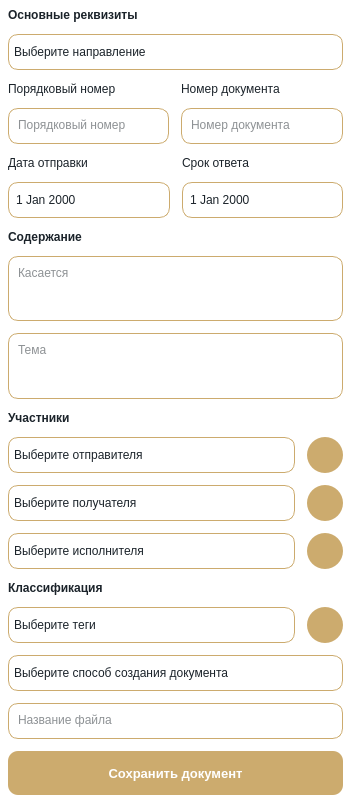
Above: client/ui/documents/create/document_create_dialog.ui from lerakaplich/Documents before the change. Below: the same form after it.
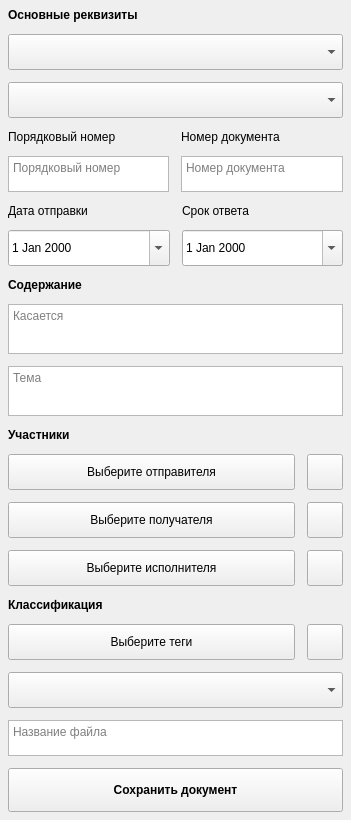
That is the form after the change. Icons and pictures are not drawn.

The edit to the form file:
```diff
--- a/client/ui/documents/create/document_create_dialog.ui
+++ b/client/ui/documents/create/document_create_dialog.ui
@@ -25,21 +25,21 @@
   <property name="styleSheet">
    <string notr="true">
 QWidget {
-    background-color: #FFFFFF;
+    background-color: {BG_CARD};
 }
 QLabel {
-    color: #1B232A;
+    color: {TEXT_PRIMARY};
 }
 QLabel[bold="true"] {
     font-weight: bold;
-    color: #1B232A;
+    color: {TEXT_PRIMARY};
 }
 QComboBox, QTextEdit, QDateEdit, QTextBrowser {
     border-radius: 10px;
-    border: 1px solid #CCAB6E;
+    border: 1px solid {ACCENT_PRIMARY};
     padding: 5px;
-    background-color: white;
-    color: #1B232A;
+    background-color: {BG_INPUT};
+    color: {TEXT_PRIMARY};
 }
 QComboBox:hover, QTextEdit:hover, QDateEdit:hover, QTextBrowser:hover {
     border: 1px solid #998664;
@@ -71,7 +71,6 @@
     height: 18px;
     margin-right: 8px;
 }
-
 QComboBox::down-arrow {
     image: url(D:/Documents/client/icons/down_arrow.svg);
     width: 16px;
@@ -79,11 +78,12 @@
     margin-right: 6px;
 }
 
-/* ===== СТИЛИ ДЛЯ КНОПОК С ПЛЮСОМ ===== */
+
+/* ===== КНОПКИ С ПЛЮСОМ ===== */
 QPushButton#btnAddSender, QPushButton#btnAddExecutor,
 QPushButton#btnAddReceiver, QPushButton#btnAddTag {
     border-radius: 18px;
-    background-color: #CCAB6E;
+    background-color: {ACCENT_PRIMARY};
     border: none;
     min-width: 36px;
     min-height: 36px;
@@ -91,338 +91,317 @@
     max-height: 36px;
     padding: 0px;
 }
-
 QPushButton#btnAddSender:hover, QPushButton#btnAddExecutor:hover,
 QPushButton#btnAddReceiver:hover, QPushButton#btnAddTag:hover {
     background-color: #998664;
 }
-
 QPushButton#btnAddSender:pressed, QPushButton#btnAddExecutor:pressed,
 QPushButton#btnAddReceiver:pressed, QPushButton#btnAddTag:pressed {
     background-color: #7A6A50;
 }
-
-/* Иконка плюса - белая, с прозрачным фоном */
 QPushButton#btnAddSender::icon, QPushButton#btnAddExecutor::icon,
 QPushButton#btnAddReceiver::icon, QPushButton#btnAddTag::icon {
     width: 24px;
     height: 24px;
 }
-
-/* Отключаем затемнение иконки при наведении */
 QPushButton#btnAddSender::icon:hover, QPushButton#btnAddExecutor::icon:hover,
 QPushButton#btnAddReceiver::icon:hover, QPushButton#btnAddTag::icon:hover {
     background-color: transparent;
 }
 
-/* ===== СТИЛИ ДЛЯ ВЫПАДАЮЩИХ СПИСКОВ QComboBox ===== */
+/* ===== КНОПКИ-ВЫБОРЫ (отправитель / получатель / исполнитель / теги) ===== */
+QPushButton#btn_sender, QPushButton#btn_receiver,
+QPushButton#btnExecutor, QPushButton#btn_tag {
+    border-radius: 10px;
+    border: 1px solid {ACCENT_PRIMARY};
+    padding: 5px;
+    text-align: left;
+    background-color: {BG_INPUT};
+    color: {TEXT_PRIMARY};
+}
+QPushButton#btn_sender:hover, QPushButton#btn_receiver:hover,
+QPushButton#btnExecutor:hover, QPushButton#btn_tag:hover {
+    border: 1px solid {ACCENT_HOVER_SOFT};
+    background-color: {BG_HOVER_ACCENT_SOFT};
+}
+QPushButton#btn_sender:focus, QPushButton#btn_receiver:focus,
+QPushButton#btnExecutor:focus, QPushButton#btn_tag:focus {
+    border: 2px solid {ACCENT_PRIMARY};
+}
+
+/* ===== КНОПКА СОХРАНЕНИЯ ===== */
+QPushButton#btn_attach {
+    border-radius: 10px;
+    background-color: {ACCENT_PRIMARY};
+    color: {TEXT_ON_ACCENT};
+    border: none;
+    font-weight: bold;
+    font-size: 13px;
+}
+QPushButton#btn_attach:hover {
+    background-color: {ACCENT_HOVER_SOFT};
+}
+QPushButton#btn_attach:pressed {
+    background-color: {ACCENT_PRESSED_DEEP};
+}
+
+/* ===== ВЫПАДАЮЩИЕ СПИСКИ QComboBox ===== */
 QComboBox QAbstractItemView {
     border-radius: 6px;
-    background-color: white;
-    color: #1B232A;
+    background-color: {BG_CARD};
+    color: {TEXT_PRIMARY};
     padding: 4px;
     outline: none;
-    border: 1px solid #CCAB6E;
+    border: 1px solid {ACCENT_PRIMARY};
 }
-
 QComboBox QAbstractItemView::item {
     padding: 8px;
-    color: #1B232A;
+    color: {TEXT_PRIMARY};
     border: none;
     outline: none;
 }
-
 QComboBox QAbstractItemView::item:hover {
-    background-color: #e3f2fd;
-    color: #1B232A;
+    background-color: {ACCENT_SELECTION_BG};
+    color: {TEXT_PRIMARY};
 }
-
 QComboBox QAbstractItemView::item:selected {
-    background-color: #e3f2fd;
-    color: #1B232A;
+    background-color: {ACCENT_SELECTION_BG};
+    color: {TEXT_PRIMARY};
 }
-
 QComboBox QAbstractItemView::item:focus {
     outline: none;
     border: none;
 }
 
-/* ===== СТИЛИ ДЛЯ КАЛЕНДАРЯ QCalendarWidget ===== */
+/* ===== КАЛЕНДАРЬ QCalendarWidget ===== */
 QCalendarWidget {
-    background-color: white;
+    background-color: {BG_CARD};
     border-radius: 8px;
-    border: 1px solid #CCAB6E;
+    border: 1px solid {ACCENT_PRIMARY};
 }
-
-/* Месяц/год - белый фон, черный текст */
 QCalendarWidget QWidget#qt_calendar_navigationbar {
-    background-color: white;
-    color: #1B232A;
+    background-color: {BG_CARD};
+    color: {TEXT_PRIMARY};
     border-radius: 8px 8px 0 0;
 }
-
-/* Контейнер навигации */
 QCalendarWidget QWidget {
-    background-color: white;
-    color: #1B232A;
+    background-color: {BG_CARD};
+    color: {TEXT_PRIMARY};
 }
-
-/* Кнопки навигации (стрелки) - черные, без фона */
 QCalendarWidget QToolButton#qt_calendar_prevmonth,
 QCalendarWidget QToolButton#qt_calendar_nextmonth {
     background-color: transparent;
-    color: #1B232A;
+    color: {TEXT_PRIMARY};
     border: none;
     border-radius: 4px;
     padding: 4px 8px;
     font-size: 16px;
     font-weight: bold;
 }
-
 QCalendarWidget QToolButton#qt_calendar_prevmonth:hover,
 QCalendarWidget QToolButton#qt_calendar_nextmonth:hover {
     background-color: #e3f2fd;
 }
-
 QCalendarWidget QToolButton#qt_calendar_prevmonth:pressed,
 QCalendarWidget QToolButton#qt_calendar_nextmonth:pressed {
     background-color: #d0d0d0;
 }
-
-/* Кнопка с месяцем (для выбора месяца) */
 QCalendarWidget QToolButton#qt_calendar_monthbutton {
-    background-color: white;
-    color: #1B232A;
+    background-color: {BG_CARD};
+    color: {TEXT_PRIMARY};
     border: none;
     border-radius: 4px;
     padding: 4px 12px;
     font-weight: bold;
 }
-
 QCalendarWidget QToolButton#qt_calendar_monthbutton:hover {
     background-color: #e3f2fd;
 }
-
-/* Кнопка с годом (для выбора года) */
 QCalendarWidget QToolButton#qt_calendar_yearbutton {
-    background-color: white;
-    color: #1B232A;
+    background-color: {BG_CARD};
+    color: {TEXT_PRIMARY};
     border: none;
     border-radius: 4px;
     padding: 4px 12px;
     font-weight: bold;
 }
-
 QCalendarWidget QToolButton#qt_calendar_yearbutton:hover {
     background-color: #e3f2fd;
 }
-
-/* Меню выбора месяца/года */
 QCalendarWidget QMenu {
-    background-color: white;
-    border: 1px solid #CCAB6E;
+    background-color: {BG_CARD};
+    border: 1px solid {ACCENT_PRIMARY};
     border-radius: 6px;
-    color: #1B232A;
+    color: {TEXT_PRIMARY};
 }
-
 QCalendarWidget QMenu::item {
     padding: 6px 20px;
     border-radius: 4px;
 }
-
 QCalendarWidget QMenu::item:selected {
-    background-color: #e3f2fd;
-    color: #1B232A;
+    background-color: {ACCENT_SELECTION_BG};
+    color: {TEXT_PRIMARY};
 }
-
-/* Дни недели (шапка) - золотой фон, белый текст */
 QCalendarWidget QWidget#qt_calendar_weekday {
-    color: white;
+    color: {TEXT_ON_ACCENT};
     font-weight: bold;
-    background-color: #CCAB6E;
+    background-color: {ACCENT_PRIMARY};
     padding: 4px;
 }
-
-/* Ячейки дней */
 QCalendarWidget QToolButton#qt_calendar_day {
     border: none;
     border-radius: 4px;
     padding: 4px;
-    color: #1B232A;
+    color: {TEXT_PRIMARY};
     background-color: transparent;
 }
-
 QCalendarWidget QToolButton#qt_calendar_day:hover {
-    background-color: #e3f2fd;
-    color: #1B232A;
+    background-color: {ACCENT_SELECTION_BG};
+    color: {TEXT_PRIMARY};
 }
-
-/* Выбранная дата - золотой фон, белый текст */
 QCalendarWidget QToolButton#qt_calendar_day:checked {
-    background-color: #CCAB6E;
-    color: white;
+    background-color: {ACCENT_PRIMARY};
+    color: {TEXT_ON_ACCENT};
     border-radius: 4px;
 }
-
 QCalendarWidget QToolButton#qt_calendar_day:checked:hover {
     background-color: #998664;
 }
-
-/* Дни других месяцев - серый текст */
 QCalendarWidget QToolButton#qt_calendar_day:disabled {
-    color: #B0B0B0;
+    color: {TEXT_DISABLED};
 }
-
-/* Сегодняшняя дата - красный фон, белый текст */
 QCalendarWidget QToolButton#qt_calendar_day[property="isToday"] {
-    background-color: #D22730;
-    color: white;
+    background-color: {ACCENT_DANGER};
+    color: {TEXT_ON_ACCENT};
     border-radius: 4px;
 }
-
 QCalendarWidget QToolButton#qt_calendar_day[property="isToday"]:hover {
     background-color: #862633;
 }
-
 QCalendarWidget QToolButton#qt_calendar_day[property="isToday"]:pressed {
     background-color: #6a1e29;
 }
-
-/* Если сегодняшняя дата выбрана - приоритет у выбранной */
 QCalendarWidget QToolButton#qt_calendar_day[property="isToday"]:checked {
-    background-color: #CCAB6E;
-    color: white;
+    background-color: {ACCENT_PRIMARY};
+    color: {TEXT_ON_ACCENT};
 }
-
 QCalendarWidget QToolButton#qt_calendar_day[property="isToday"]:checked:hover {
     background-color: #998664;
 }
 
-/* ===== СТИЛИ ДЛЯ КАЛЕНДАРЯ В QDateEdit (попап) ===== */
+/* ===== КАЛЕНДАРЬ В QDateEdit (попап) ===== */
 QDateEdit QCalendarWidget {
-    background-color: white;
+    background-color: {BG_CARD};
     border-radius: 8px;
-    border: 1px solid #CCAB6E;
+    border: 1px solid {ACCENT_PRIMARY};
 }
-
-/* Навигационная панель в попапе */
 QDateEdit QCalendarWidget QWidget#qt_calendar_navigationbar {
-    background-color: white;
-    color: #1B232A;
+    background-color: {BG_CARD};
+    color: {TEXT_PRIMARY};
     border-radius: 8px 8px 0 0;
 }
-
 QDateEdit QCalendarWidget QWidget {
-    background-color: white;
-    color: #1B232A;
+    background-color: {BG_CARD};
+    color: {TEXT_PRIMARY};
 }
-
-/* Стрелки навигации в попапе */
 QDateEdit QCalendarWidget QToolButton#qt_calendar_prevmonth,
 QDateEdit QCalendarWidget QToolButton#qt_calendar_nextmonth {
     background-color: transparent;
-    color: #1B232A;
+    color: {TEXT_PRIMARY};
     border: none;
     border-radius: 4px;
     padding: 4px 8px;
     font-size: 16px;
     font-weight: bold;
 }
-
 QDateEdit QCalendarWidget QToolButton#qt_calendar_prevmonth:hover,
 QDateEdit QCalendarWidget QToolButton#qt_calendar_nextmonth:hover {
     background-color: #e3f2fd;
 }
-
-/* Кнопка месяца в попапе */
+QDateEdit QCalendarWidget QToolButton#qt_calendar_prevmonth:pressed,
+QDateEdit QCalendarWidget QToolButton#qt_calendar_nextmonth:pressed {
+    background-color: {BG_PRESSED_CALENDAR};
+}
 QDateEdit QCalendarWidget QToolButton#qt_calendar_monthbutton {
-    background-color: white;
-    color: #1B232A;
+    background-color: {BG_CARD};
+    color: {TEXT_PRIMARY};
     border: none;
     border-radius: 4px;
     padding: 4px 12px;
     font-weight: bold;
 }
-
 QDateEdit QCalendarWidget QToolButton#qt_calendar_monthbutton:hover {
     background-color: #e3f2fd;
 }
-
-/* Кнопка года в попапе */
 QDateEdit QCalendarWidget QToolButton#qt_calendar_yearbutton {
-    background-color: white;
-    color: #1B232A;
+    background-color: {BG_CARD};
+    color: {TEXT_PRIMARY};
     border: none;
     border-radius: 4px;
     padding: 4px 12px;
     font-weight: bold;
 }
-
 QDateEdit QCalendarWidget QToolButton#qt_calendar_yearbutton:hover {
     background-color: #e3f2fd;
 }
-
-/* Дни недели в попапе - золотой фон, белый текст */
 QDateEdit QCalendarWidget QWidget#qt_calendar_weekday {
-    color: white;
+    color: {TEXT_ON_ACCENT};
     font-weight: bold;
-    background-color: #CCAB6E;
+    background-color: {ACCENT_PRIMARY};
     padding: 4px;
 }
-
-/* Ячейки дней в попапе */
 QDateEdit QCalendarWidget QToolButton#qt_calendar_day {
     border: none;
     border-radius: 4px;
     padding: 4px;
-    color: #1B232A;
+    color: {TEXT_PRIMARY};
     background-color: transparent;
 }
-
 QDateEdit QCalendarWidget QToolButton#qt_calendar_day:hover {
-    background-color: #e3f2fd;
-    color: #1B232A;
+    background-color: {ACCENT_SELECTION_BG};
+    color: {TEXT_PRIMARY};
 }
-
-/* Выбранная дата в попапе */
 QDateEdit QCalendarWidget QToolButton#qt_calendar_day:checked {
-    background-color: #CCAB6E;
-    color: white;
+    background-color: {ACCENT_PRIMARY};
+    color: {TEXT_ON_ACCENT};
     border-radius: 4px;
 }
-
 QDateEdit QCalendarWidget QToolButton#qt_calendar_day:checked:hover {
     background-color: #998664;
 }
-
-/* Дни других месяцев в попапе */
 QDateEdit QCalendarWidget QToolButton#qt_calendar_day:disabled {
-    color: #B0B0B0;
+    color: {TEXT_DISABLED};
 }
-
-/* Сегодняшняя дата в попапе - красный фон, белый текст */
 QDateEdit QCalendarWidget QToolButton#qt_calendar_day[property="isToday"] {
-    background-color: #D22730;
-    color: white;
+    background-color: {ACCENT_DANGER};
+    color: {TEXT_ON_ACCENT};
     border-radius: 4px;
 }
-
 QDateEdit QCalendarWidget QToolButton#qt_calendar_day[property="isToday"]:hover {
     background-color: #862633;
 }
-
 QDateEdit QCalendarWidget QToolButton#qt_calendar_day[property="isToday"]:pressed {
     background-color: #6a1e29;
 }
-
-/* Если сегодняшняя дата выбрана в попапе - приоритет у выбранной */
 QDateEdit QCalendarWidget QToolButton#qt_calendar_day[property="isToday"]:checked {
-    background-color: #CCAB6E;
-    color: white;
+    background-color: {ACCENT_PRIMARY};
+    color: {TEXT_ON_ACCENT};
 }
-
 QDateEdit QCalendarWidget QToolButton#qt_calendar_day[property="isToday"]:checked:hover {
-    background-color: #998664;
+    background-color: {ACCENT_HOVER_SOFT};
+}
+/* Гарантируем, что viewport внутри QTextEdit тоже тёмный */
+QTextEdit > QWidget,
+QTextBrowser > QWidget {
+    background-color: {BG_INPUT};
+    color: {TEXT_PRIMARY};
+}
+
+/* Placeholder в тёмной теме */
+QLineEdit,
+QTextEdit,
+QTextBrowser {
+    placeholder-text-color: {TEXT_MUTED_ALT};
 }
    </string>
   </property>
@@ -450,13 +429,40 @@
       </font>
      </property>
      <property name="styleSheet">
-      <string notr="true">color: #1B232A; font-weight: bold;</string>
+      <string notr="true">color: {TEXT_PRIMARY}; font-weight: bold;</string>
      </property>
      <property name="text">
       <string>Основные реквизиты</string>
      </property>
     </widget>
    </item>
+
+      <item>
+    <widget class="QComboBox" name="type_box">
+     <property name="sizePolicy">
+      <sizepolicy hsizetype="Expanding" vsizetype="Fixed">
+       <horstretch>0</horstretch>
+       <verstretch>0</verstretch>
+      </sizepolicy>
+     </property>
+     <property name="minimumSize">
+      <size>
+       <width>335</width>
+       <height>36</height>
+      </size>
+     </property>
+     <property name="maximumSize">
+      <size>
+       <width>16777215</width>
+       <height>36</height>
+      </size>
+     </property>
+     <property name="placeholderText">
+      <string>Выберите тип документа</string>
+     </property>
+    </widget>
+   </item>
+
    <item>
     <widget class="QComboBox" name="direction_box">
      <property name="sizePolicy">
@@ -489,7 +495,7 @@
        <item>
         <widget class="QLabel" name="labelIndexNumber">
          <property name="styleSheet">
-          <string notr="true">color: #1B232A;</string>
+          <string notr="true">color: {TEXT_PRIMARY};</string>
          </property>
          <property name="text">
           <string>Порядковый номер</string>
@@ -528,7 +534,7 @@
        <item>
         <widget class="QLabel" name="labelNumber">
          <property name="styleSheet">
-          <string notr="true">color: #1B232A;</string>
+          <string notr="true">color: {TEXT_PRIMARY};</string>
          </property>
          <property name="text">
           <string>Номер документа</string>
@@ -571,7 +577,7 @@
        <item>
         <widget class="QLabel" name="labelDate">
          <property name="styleSheet">
-          <string notr="true">color: #1B232A;</string>
+          <string notr="true">color: {TEXT_PRIMARY};</string>
          </property>
          <property name="text">
           <string>Дата отправки</string>
@@ -610,7 +616,7 @@
        <item>
         <widget class="QLabel" name="labelDeadline">
          <property name="styleSheet">
-          <string notr="true">color: #1B232A;</string>
+          <string notr="true">color: {TEXT_PRIMARY};</string>
          </property>
          <property name="text">
           <string>Срок ответа</string>
@@ -654,7 +660,7 @@
       </font>
      </property>
      <property name="styleSheet">
-      <string notr="true">color: #1B232A; font-weight: bold;</string>
+      <string notr="true">color: {TEXT_PRIMARY}; font-weight: bold;</string>
      </property>
      <property name="text">
       <string>Содержание</string>
@@ -707,7 +713,7 @@
       </font>
      </property>
      <property name="styleSheet">
-      <string notr="true">color: #1B232A; font-weight: bold;</string>
+      <string notr="true">color: {TEXT_PRIMARY}; font-weight: bold;</string>
      </property>
      <property name="text">
       <string>Участники</string>
@@ -717,7 +723,7 @@
    <item>
     <layout class="QHBoxLayout" name="horizontalLayoutSender">
      <item>
-      <widget class="QComboBox" name="sender_box">
+      <widget class="QPushButton" name="btn_sender">
        <property name="sizePolicy">
         <sizepolicy hsizetype="Expanding" vsizetype="Fixed">
          <horstretch>0</horstretch>
@@ -730,7 +736,7 @@
          <height>36</height>
         </size>
        </property>
-       <property name="placeholderText">
+       <property name="text">
         <string>Выберите отправителя</string>
        </property>
       </widget>
@@ -752,21 +758,6 @@
        <property name="cursor">
         <cursorShape>PointingHandCursor</cursorShape>
        </property>
-       <property name="styleSheet">
-        <string notr="true">
-QPushButton {
-    border-radius: 18px;
-    background-color: #CCAB6E;
-    border: none;
-}
-QPushButton:hover {
-    background-color: #998664;
-}
-QPushButton:pressed {
-    background-color: #7A6A50;
-}
-        </string>
-       </property>
        <property name="text">
         <string/>
        </property>
@@ -800,25 +791,6 @@
          <height>36</height>
         </size>
        </property>
-       <property name="styleSheet">
-        <string notr="true">
-QPushButton {
-    border-radius: 10px;
-    border: 1px solid #CCAB6E;
-    padding: 5px;
-    text-align: left;
-    background-color: white;
-    color: #1B232A;
-}
-QPushButton:hover {
-    border: 1px solid #998664;
-    background-color: #FDFBF7;
-}
-QPushButton:focus {
-    border: 2px solid #CCAB6E;
-}
-        </string>
-       </property>
        <property name="text">
         <string>Выберите получателя</string>
        </property>
@@ -841,21 +813,6 @@
        <property name="cursor">
         <cursorShape>PointingHandCursor</cursorShape>
        </property>
-       <property name="styleSheet">
-        <string notr="true">
-QPushButton {
-    border-radius: 18px;
-    background-color: #CCAB6E;
-    border: none;
-}
-QPushButton:hover {
-    background-color: #998664;
-}
-QPushButton:pressed {
-    background-color: #7A6A50;
-}
-        </string>
-       </property>
        <property name="text">
         <string/>
        </property>
@@ -889,25 +846,6 @@
          <height>36</height>
         </size>
        </property>
-       <property name="styleSheet">
-        <string notr="true">
-QPushButton {
-    border-radius: 10px;
-    border: 1px solid #CCAB6E;
-    padding: 5px;
-    text-align: left;
-    background-color: white;
-    color: #1B232A;
-}
-QPushButton:hover {
-    border: 1px solid #998664;
-    background-color: #FDFBF7;
-}
-QPushButton:focus {
-    border: 2px solid #CCAB6E;
-}
-        </string>
-       </property>
        <property name="text">
         <string>Выберите исполнителя</string>
        </property>
@@ -930,21 +868,6 @@
        <property name="cursor">
         <cursorShape>PointingHandCursor</cursorShape>
        </property>
-       <property name="styleSheet">
-        <string notr="true">
-QPushButton {
-    border-radius: 18px;
-    background-color: #CCAB6E;
-    border: none;
-}
-QPushButton:hover {
-    background-color: #998664;
-}
-QPushButton:pressed {
-    background-color: #7A6A50;
-}
-        </string>
-       </property>
        <property name="text">
         <string/>
        </property>
@@ -970,7 +893,7 @@
       </font>
      </property>
      <property name="styleSheet">
-      <string notr="true">color: #1B232A; font-weight: bold;</string>
+      <string notr="true">color: {TEXT_PRIMARY}; font-weight: bold;</string>
      </property>
      <property name="text">
       <string>Классификация</string>
@@ -993,25 +916,6 @@
          <height>36</height>
         </size>
        </property>
-       <property name="styleSheet">
-        <string notr="true">
-QPushButton {
-    border-radius: 10px;
-    border: 1px solid #CCAB6E;
-    padding: 5px;
-    text-align: left;
-    background-color: white;
-    color: #1B232A;
-}
-QPushButton:hover {
-    border: 1px solid #998664;
-    background-color: #FDFBF7;
-}
-QPushButton:focus {
-    border: 2px solid #CCAB6E;
-}
-        </string>
-       </property>
        <property name="text">
         <string>Выберите теги</string>
        </property>
@@ -1034,21 +938,6 @@
        <property name="cursor">
         <cursorShape>PointingHandCursor</cursorShape>
        </property>
-       <property name="styleSheet">
-        <string notr="true">
-QPushButton {
-    border-radius: 18px;
-    background-color: #CCAB6E;
-    border: none;
-}
-QPushButton:hover {
-    background-color: #998664;
-}
-QPushButton:pressed {
-    background-color: #7A6A50;
-}
-        </string>
-       </property>
        <property name="text">
         <string/>
        </property>
@@ -1154,24 +1043,6 @@
        <bold>true</bold>
       </font>
      </property>
-     <property name="styleSheet">
-      <string notr="true">
-QPushButton {
-    border-radius: 10px;
-    background-color: #CCAB6E;
-    color: white;
-    border: none;
-    font-weight: bold;
-    font-size: 13px;
-}
-QPushButton:hover {
-    background-color: #998664;
-}
-QPushButton:pressed {
-    background-color: #7A6A50;
-}
-      </string>
-     </property>
      <property name="text">
       <string>Сохранить документ</string>
      </property>
```
Left out of the diff: 40 changed lines with no effect on the pictures.
